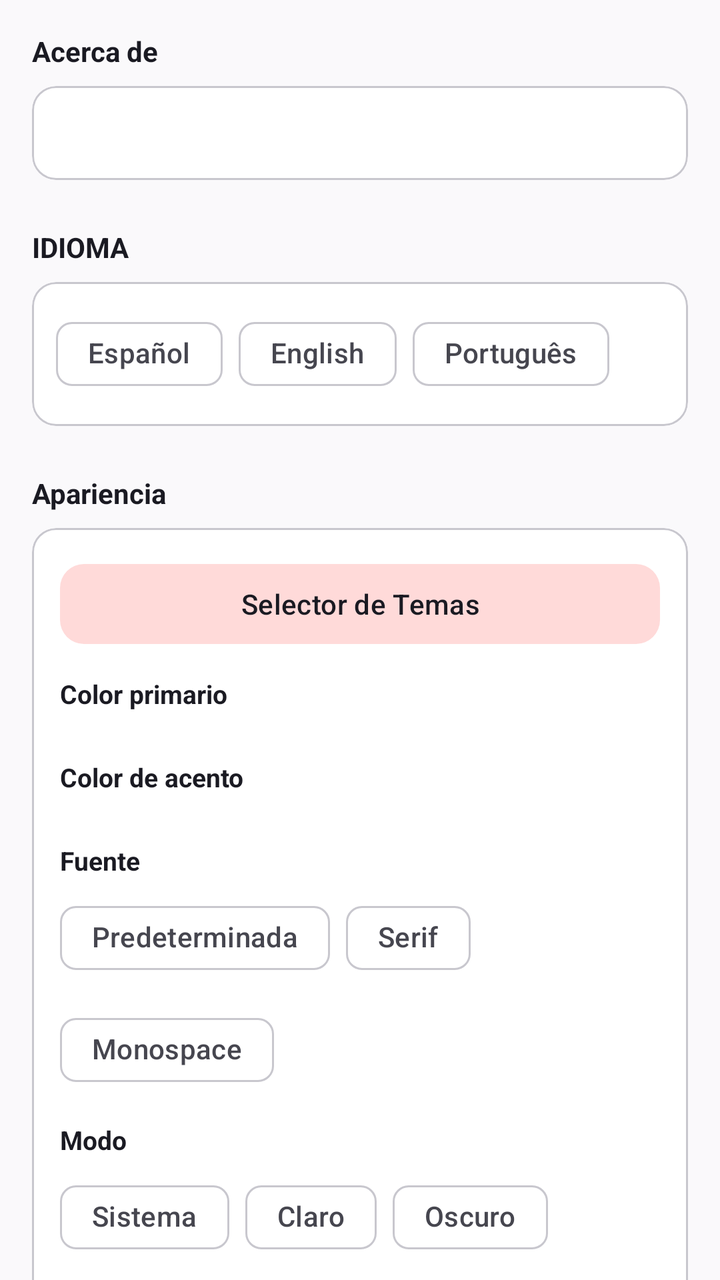
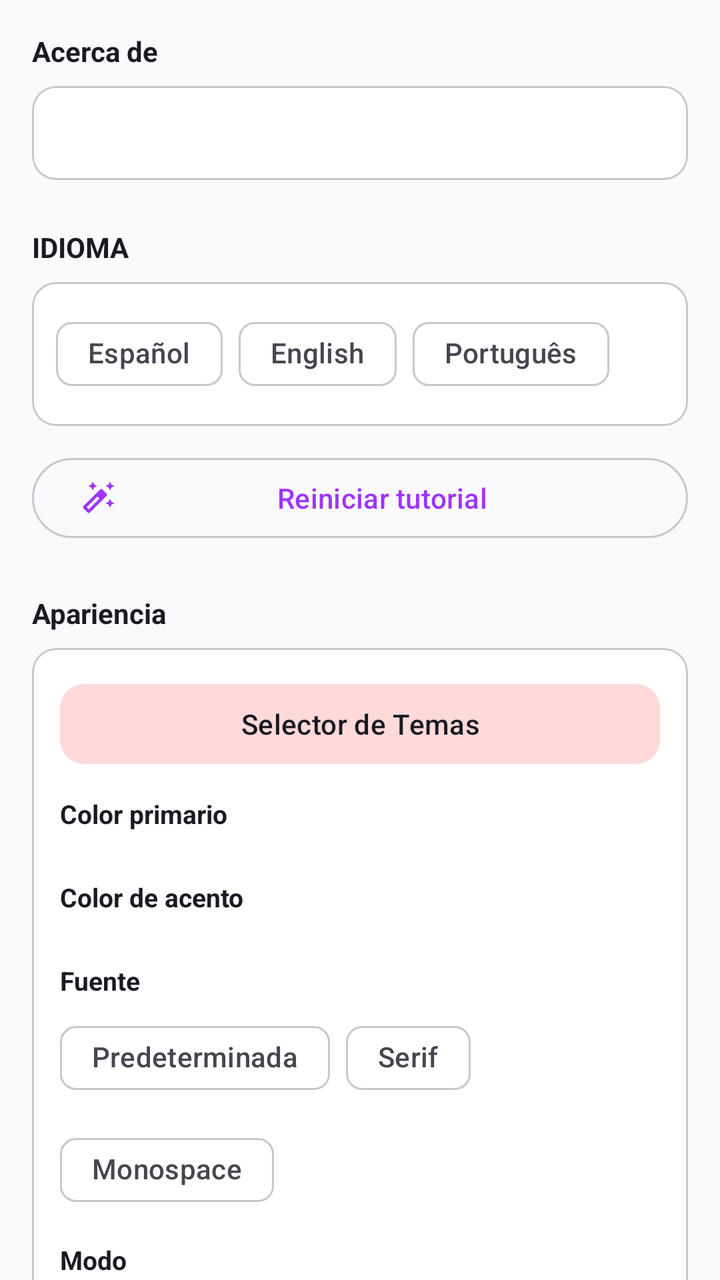

Compare the two renders of this Android layout. The source of the first and the diff that turns it into the second are given below.
<!-- AndroidManifest.xml: application theme Theme.MusicDownloader -->
<!-- res/layout/fragment_settings.xml -->
<?xml version="1.0" encoding="utf-8"?>
<androidx.core.widget.NestedScrollView xmlns:android="http://schemas.android.com/apk/res/android"
    xmlns:app="http://schemas.android.com/apk/res-auto"
    android:layout_width="match_parent"
    android:layout_height="match_parent"
    android:background="@color/background"
    android:padding="16dp"
    android:clipToPadding="false"
    android:fillViewport="true">

    <LinearLayout
        android:layout_width="match_parent"
        android:layout_height="wrap_content"
        android:orientation="vertical"
        android:paddingBottom="32dp">

        
        <TextView
            android:layout_width="match_parent"
            android:layout_height="wrap_content"
            android:text="@string/settings_section_about"
            android:textColor="@color/on_surface"
            android:textSize="14sp"
            android:textStyle="bold"
            android:layout_marginBottom="8dp" />

        <com.google.android.material.card.MaterialCardView
            android:layout_width="match_parent"
            android:layout_height="wrap_content"
            app:cardBackgroundColor="@color/surface"
            app:cardCornerRadius="12dp"
            app:cardElevation="0dp"
            app:strokeColor="@color/outline"
            app:strokeWidth="1dp">

            <TextView
                android:id="@+id/tv_about_version"
                android:layout_width="match_parent"
                android:layout_height="wrap_content"
                android:padding="14dp"
                android:textColor="@color/on_surface"
                android:textSize="14sp" />

        </com.google.android.material.card.MaterialCardView>

        
        <TextView
            android:layout_width="match_parent"
            android:layout_height="wrap_content"
            android:layout_marginTop="24dp"
            android:text="@string/settings_section_language"
            android:textColor="@color/on_surface"
            android:textSize="14sp"
            android:textStyle="bold"
            android:layout_marginBottom="8dp" />

        <com.google.android.material.card.MaterialCardView
            android:layout_width="match_parent"
            android:layout_height="wrap_content"
            app:cardBackgroundColor="@color/surface"
            app:cardCornerRadius="12dp"
            app:cardElevation="0dp"
            app:strokeColor="@color/outline"
            app:strokeWidth="1dp">

            <com.google.android.material.chip.ChipGroup
                android:id="@+id/chip_group_language"
                android:layout_width="match_parent"
                android:layout_height="wrap_content"
                android:padding="12dp"
                app:singleSelection="true"
                app:selectionRequired="true">

                <com.google.android.material.chip.Chip
                    android:id="@+id/chip_lang_es"
                    style="@style/Widget.Material3.Chip.Filter"
                    android:layout_width="wrap_content"
                    android:layout_height="wrap_content"
                    android:text="Español" />

                <com.google.android.material.chip.Chip
                    android:id="@+id/chip_lang_en"
                    style="@style/Widget.Material3.Chip.Filter"
                    android:layout_width="wrap_content"
                    android:layout_height="wrap_content"
                    android:text="English" />

                <com.google.android.material.chip.Chip
                    android:id="@+id/chip_lang_pt"
                    style="@style/Widget.Material3.Chip.Filter"
                    android:layout_width="wrap_content"
                    android:layout_height="wrap_content"
                    android:text="Português" />

            </com.google.android.material.chip.ChipGroup>

        </com.google.android.material.card.MaterialCardView>

        
        <TextView
            android:layout_width="match_parent"
            android:layout_height="wrap_content"
            android:layout_marginTop="24dp"
            android:text="@string/settings_section_appearance"
            android:textColor="@color/on_surface"
            android:textSize="14sp"
            android:textStyle="bold"
            android:layout_marginBottom="8dp" />

        <com.google.android.material.card.MaterialCardView
            android:layout_width="match_parent"
            android:layout_height="wrap_content"
            app:cardBackgroundColor="@color/surface"
            app:cardCornerRadius="12dp"
            app:cardElevation="0dp"
            app:strokeColor="@color/outline"
            app:strokeWidth="1dp">

            <LinearLayout
                android:layout_width="match_parent"
                android:layout_height="wrap_content"
                android:orientation="vertical"
                android:padding="14dp">

                
                <com.google.android.material.button.MaterialButton
                    android:id="@+id/btn_select_theme"
                    style="@style/Widget.Material3.Button.TonalButton"
                    android:layout_width="match_parent"
                    android:layout_height="wrap_content"
                    android:text="@string/select_theme_button"
                    android:textColor="@color/on_surface"
                    app:cornerRadius="12dp"
                    android:layout_marginBottom="12dp" />

                
                <TextView
                    android:layout_width="match_parent"
                    android:layout_height="wrap_content"
                    android:text="@string/settings_primary_color"
                    android:textColor="@color/on_surface"
                    android:textSize="13sp"
                    android:textStyle="bold" />

                <androidx.recyclerview.widget.RecyclerView
                    android:id="@+id/rv_primary_colors"
                    android:layout_width="match_parent"
                    android:layout_height="wrap_content"
                    android:layout_marginTop="8dp"
                    android:clipToPadding="false"
                    android:nestedScrollingEnabled="false"
                    android:overScrollMode="never"
                    android:scrollbars="none" />

                
                <TextView
                    android:layout_width="match_parent"
                    android:layout_height="wrap_content"
                    android:layout_marginTop="16dp"
                    android:text="@string/settings_accent_color"
                    android:textColor="@color/on_surface"
                    android:textSize="13sp"
                    android:textStyle="bold" />

                <androidx.recyclerview.widget.RecyclerView
                    android:id="@+id/rv_accent_colors"
                    android:layout_width="match_parent"
                    android:layout_height="wrap_content"
                    android:layout_marginTop="8dp"
                    android:clipToPadding="false"
                    android:nestedScrollingEnabled="false"
                    android:overScrollMode="never"
                    android:scrollbars="none" />

                
                <TextView
                    android:layout_width="match_parent"
                    android:layout_height="wrap_content"
                    android:layout_marginTop="16dp"
                    android:text="@string/settings_font"
                    android:textColor="@color/on_surface"
                    android:textSize="13sp"
                    android:textStyle="bold" />

                <com.google.android.material.chip.ChipGroup
                    android:id="@+id/chip_group_font"
                    android:layout_width="match_parent"
                    android:layout_height="wrap_content"
                    android:layout_marginTop="6dp"
                    app:singleSelection="true"
                    app:selectionRequired="true">

                    <com.google.android.material.chip.Chip
                        android:id="@+id/chip_font_default"
                        style="@style/Widget.Material3.Chip.Filter"
                        android:layout_width="wrap_content"
                        android:layout_height="wrap_content"
                        android:text="@string/settings_font_default" />

                    <com.google.android.material.chip.Chip
                        android:id="@+id/chip_font_serif"
                        style="@style/Widget.Material3.Chip.Filter"
                        android:layout_width="wrap_content"
                        android:layout_height="wrap_content"
                        android:text="@string/settings_font_serif" />

                    <com.google.android.material.chip.Chip
                        android:id="@+id/chip_font_monospace"
                        style="@style/Widget.Material3.Chip.Filter"
                        android:layout_width="wrap_content"
                        android:layout_height="wrap_content"
                        android:text="@string/settings_font_monospace" />

                </com.google.android.material.chip.ChipGroup>

                
                <TextView
                    android:layout_width="match_parent"
                    android:layout_height="wrap_content"
                    android:layout_marginTop="12dp"
                    android:text="@string/settings_night_mode"
                    android:textColor="@color/on_surface"
                    android:textSize="13sp"
                    android:textStyle="bold" />

                <com.google.android.material.chip.ChipGroup
                    android:id="@+id/chip_group_night"
                    android:layout_width="match_parent"
                    android:layout_height="wrap_content"
                    android:layout_marginTop="6dp"
                    app:singleSelection="true"
                    app:selectionRequired="true">

                    <com.google.android.material.chip.Chip
                        android:id="@+id/chip_night_system"
                        style="@style/Widget.Material3.Chip.Filter"
                        android:layout_width="wrap_content"
                        android:layout_height="wrap_content"
                        android:text="@string/settings_night_system" />

                    <com.google.android.material.chip.Chip
                        android:id="@+id/chip_night_light"
                        style="@style/Widget.Material3.Chip.Filter"
                        android:layout_width="wrap_content"
                        android:layout_height="wrap_content"
                        android:text="@string/settings_night_light" />

                    <com.google.android.material.chip.Chip
                        android:id="@+id/chip_night_dark"
                        style="@style/Widget.Material3.Chip.Filter"
                        android:layout_width="wrap_content"
                        android:layout_height="wrap_content"
                        android:text="@string/settings_night_dark" />

                </com.google.android.material.chip.ChipGroup>

                
                <TextView
                    android:layout_width="match_parent"
                    android:layout_height="wrap_content"
                    android:layout_marginTop="12dp"
                    android:text="@string/settings_gradient"
                    android:textColor="@color/on_surface"
                    android:textSize="13sp"
                    android:textStyle="bold" />

                <com.google.android.material.chip.ChipGroup
                    android:id="@+id/chip_group_gradient"
                    android:layout_width="match_parent"
                    android:layout_height="wrap_content"
                    android:layout_marginTop="6dp"
                    app:singleSelection="true"
                    app:selectionRequired="true">

                    <com.google.android.material.chip.Chip
                        android:id="@+id/chip_gradient_auto"
                        style="@style/Widget.Material3.Chip.Filter"
                        android:layout_width="wrap_content"
                        android:layout_height="wrap_content"
                        android:text="@string/settings_gradient_auto" />

                    <com.google.android.material.chip.Chip
                        android:id="@+id/chip_gradient_static"
                        style="@style/Widget.Material3.Chip.Filter"
                        android:layout_width="wrap_content"
                        android:layout_height="wrap_content"
                        android:text="@string/settings_gradient_static" />

                    <com.google.android.material.chip.Chip
                        android:id="@+id/chip_gradient_primary"
                        style="@style/Widget.Material3.Chip.Filter"
                        android:layout_width="wrap_content"
                        android:layout_height="wrap_content"
                        android:text="@string/settings_gradient_primary" />

                    <com.google.android.material.chip.Chip
                        android:id="@+id/chip_gradient_dark"
                        style="@style/Widget.Material3.Chip.Filter"
                        android:layout_width="wrap_content"
                        android:layout_height="wrap_content"
                        android:text="@string/settings_gradient_dark" />

                </com.google.android.material.chip.ChipGroup>

            </LinearLayout>
        </com.google.android.material.card.MaterialCardView>

        
        <TextView
            android:layout_width="match_parent"
            android:layout_height="wrap_content"
            android:layout_marginTop="24dp"
            android:text="@string/settings_section_player"
            android:textColor="@color/on_surface"
            android:textSize="14sp"
            android:textStyle="bold"
            android:layout_marginBottom="8dp" />

        <com.google.android.material.card.MaterialCardView
            android:layout_width="match_parent"
            android:layout_height="wrap_content"
            app:cardBackgroundColor="@color/surface"
            app:cardCornerRadius="12dp"
            app:cardElevation="0dp"
            app:strokeColor="@color/outline"
            app:strokeWidth="1dp">

            <LinearLayout
                android:layout_width="match_parent"
                android:layout_height="wrap_content"
                android:orientation="vertical"
                android:padding="14dp">

                
                <TextView
                    android:layout_width="match_parent"
                    android:layout_height="wrap_content"
                    android:text="@string/settings_player_layout"
                    android:textColor="@color/on_surface"
                    android:textSize="13sp"
                    android:textStyle="bold" />

                <com.google.android.material.chip.ChipGroup
                    android:id="@+id/chip_group_player_layout"
                    android:layout_width="match_parent"
                    android:layout_height="wrap_content"
                    android:layout_marginTop="6dp"
                    app:singleSelection="true"
                    app:selectionRequired="true">

                    <com.google.android.material.chip.Chip
                        android:id="@+id/chip_layout_classic"
                        style="@style/Widget.Material3.Chip.Filter"
                        android:layout_width="wrap_content"
                        android:layout_height="wrap_content"
                        android:text="@string/settings_player_layout_classic" />

                    <com.google.android.material.chip.Chip
                        android:id="@+id/chip_layout_compact"
                        style="@style/Widget.Material3.Chip.Filter"
                        android:layout_width="wrap_content"
                        android:layout_height="wrap_content"
                        android:text="@string/settings_player_layout_compact" />

                    <com.google.android.material.chip.Chip
                        android:id="@+id/chip_layout_vinyl"
                        style="@style/Widget.Material3.Chip.Filter"
                        android:layout_width="wrap_content"
                        android:layout_height="wrap_content"
                        android:text="@string/settings_player_layout_vinyl" />

                </com.google.android.material.chip.ChipGroup>

                
                <TextView
                    android:layout_width="match_parent"
                    android:layout_height="wrap_content"
                    android:layout_marginTop="12dp"
                    android:text="@string/settings_icon_pack"
                    android:textColor="@color/on_surface"
                    android:textSize="13sp"
                    android:textStyle="bold" />

                <com.google.android.material.chip.ChipGroup
                    android:id="@+id/chip_group_icon_pack"
                    android:layout_width="match_parent"
                    android:layout_height="wrap_content"
                    android:layout_marginTop="6dp"
                    app:singleSelection="true"
                    app:selectionRequired="true">

                    <com.google.android.material.chip.Chip
                        android:id="@+id/chip_icon_material"
                        style="@style/Widget.Material3.Chip.Filter"
                        android:layout_width="wrap_content"
                        android:layout_height="wrap_content"
                        android:text="@string/settings_icon_pack_default" />

                    <com.google.android.material.chip.Chip
                        android:id="@+id/chip_icon_outline"
                        style="@style/Widget.Material3.Chip.Filter"
                        android:layout_width="wrap_content"
                        android:layout_height="wrap_content"
                        android:text="@string/settings_icon_pack_outline" />

                    <com.google.android.material.chip.Chip
                        android:id="@+id/chip_icon_filled"
                        style="@style/Widget.Material3.Chip.Filter"
                        android:layout_width="wrap_content"
                        android:layout_height="wrap_content"
                        android:text="@string/settings_icon_pack_filled" />

                    <com.google.android.material.chip.Chip
                        android:id="@+id/chip_icon_minimal"
                        style="@style/Widget.Material3.Chip.Filter"
                        android:layout_width="wrap_content"
                        android:layout_height="wrap_content"
                        android:text="@string/settings_icon_pack_mainstage" />

                    <com.google.android.material.chip.Chip
                        android:id="@+id/chip_icon_bold"
                        style="@style/Widget.Material3.Chip.Filter"
                        android:layout_width="wrap_content"
                        android:layout_height="wrap_content"
                        android:text="@string/settings_icon_pack_darknova" />

                    <com.google.android.material.chip.Chip
                        android:id="@+id/chip_icon_neon"
                        style="@style/Widget.Material3.Chip.Filter"
                        android:layout_width="wrap_content"
                        android:layout_height="wrap_content"
                        android:text="@string/settings_icon_pack_mononoki" />

                    <com.google.android.material.chip.Chip
                        android:id="@+id/chip_icon_boowop"
                        style="@style/Widget.Material3.Chip.Filter"
                        android:layout_width="wrap_content"
                        android:layout_height="wrap_content"
                        android:text="@string/settings_icon_pack_boowop" />

                </com.google.android.material.chip.ChipGroup>

            </LinearLayout>
        </com.google.android.material.card.MaterialCardView>

        
        <TextView
            android:layout_width="match_parent"
            android:layout_height="wrap_content"
            android:layout_marginTop="24dp"
            android:text="@string/settings_section_downloads"
            android:textColor="@color/on_surface"
            android:textSize="14sp"
            android:textStyle="bold"
            android:layout_marginBottom="8dp" />

        <com.google.android.material.card.MaterialCardView
            android:layout_width="match_parent"
            android:layout_height="wrap_content"
            app:cardBackgroundColor="@color/surface"
            app:cardCornerRadius="12dp"
            app:cardElevation="0dp"
            app:strokeColor="@color/outline"
            app:strokeWidth="1dp">

            <LinearLayout
                android:layout_width="match_parent"
                android:layout_height="wrap_content"
                android:orientation="vertical"
                android:padding="14dp">

                <TextView
                    android:layout_width="wrap_content"
                    android:layout_height="wrap_content"
                    android:text="@string/folder_pattern_tokens_title"
                    android:textColor="@color/on_surface"
                    android:textSize="13sp"
                    android:textStyle="bold" />

                <androidx.recyclerview.widget.RecyclerView
                    android:id="@+id/rv_token_bank"
                    android:layout_width="match_parent"
                    android:layout_height="wrap_content"
                    android:layout_marginTop="10dp"
                    android:clipToPadding="false"
                    android:nestedScrollingEnabled="false"
                    android:overScrollMode="never"
                    android:paddingStart="2dp"
                    android:paddingEnd="2dp"
                    android:scrollbars="none" />

                <TextView
                    android:layout_width="wrap_content"
                    android:layout_height="wrap_content"
                    android:layout_marginTop="14dp"
                    android:text="@string/folder_pattern_builder_title"
                    android:textColor="@color/on_surface"
                    android:textSize="13sp"
                    android:textStyle="bold" />

                <com.google.android.material.card.MaterialCardView
                    android:id="@+id/card_pattern_drop"
                    android:layout_width="match_parent"
                    android:layout_height="wrap_content"
                    android:layout_marginTop="8dp"
                    app:cardBackgroundColor="@color/cards"
                    app:cardCornerRadius="10dp"
                    app:cardElevation="0dp"
                    app:strokeColor="@color/outline"
                    app:strokeWidth="1dp">

                    <LinearLayout
                        android:layout_width="match_parent"
                        android:layout_height="wrap_content"
                        android:orientation="vertical"
                        android:padding="10dp">

                        <TextView
                            android:id="@+id/tv_builder_hint"
                            android:layout_width="match_parent"
                            android:layout_height="wrap_content"
                            android:text="@string/folder_pattern_builder_hint"
                            android:textColor="@color/text_secondary"
                            android:textSize="12sp" />

                        <androidx.recyclerview.widget.RecyclerView
                            android:id="@+id/rv_pattern_builder"
                            android:layout_width="match_parent"
                            android:layout_height="wrap_content"
                            android:layout_marginTop="8dp"
                            android:clipToPadding="false"
                            android:nestedScrollingEnabled="false"
                            android:overScrollMode="never"
                            android:scrollbars="none" />

                    </LinearLayout>

                </com.google.android.material.card.MaterialCardView>

                <TextView
                    android:layout_width="wrap_content"
                    android:layout_height="wrap_content"
                    android:layout_marginTop="12dp"
                    android:text="@string/folder_pattern_placeholder_title"
                    android:textColor="@color/on_surface"
                    android:textSize="13sp"
                    android:textStyle="bold" />

                <com.google.android.material.card.MaterialCardView
                    android:layout_width="match_parent"
                    android:layout_height="wrap_content"
                    android:layout_marginTop="6dp"
                    app:cardBackgroundColor="@color/cards"
                    app:cardCornerRadius="10dp"
                    app:cardElevation="0dp"
                    app:strokeColor="@color/outline"
                    app:strokeWidth="1dp">

                    <TextView
                        android:id="@+id/tv_preview"
                        android:layout_width="match_parent"
                        android:layout_height="wrap_content"
                        android:fontFamily="monospace"
                        android:padding="12dp"
                        android:textColor="@color/text_secondary"
                        android:textSize="12sp" />

                </com.google.android.material.card.MaterialCardView>

                <TextView
                    android:layout_width="match_parent"
                    android:layout_height="wrap_content"
                    android:layout_marginTop="10dp"
                    android:text="@string/folder_pattern_placeholders"
                    android:textColor="@color/text_secondary"
                    android:textSize="12sp" />

                <LinearLayout
                    android:layout_width="match_parent"
                    android:layout_height="wrap_content"
                    android:layout_marginTop="14dp"
                    android:orientation="horizontal">

                    <com.google.android.material.button.MaterialButton
                        android:id="@+id/btn_reset"
                        style="@style/Widget.Material3.Button.TextButton"
                        android:layout_width="0dp"
                        android:layout_height="wrap_content"
                        android:layout_weight="1"
                        android:text="@string/folder_pattern_reset"
                        android:textColor="@color/text_secondary" />

                    <com.google.android.material.button.MaterialButton
                        android:id="@+id/btn_save"
                        android:layout_width="0dp"
                        android:layout_height="wrap_content"
                        android:layout_marginStart="12dp"
                        android:layout_weight="1"
                        android:text="@string/folder_pattern_save"
                        app:cornerRadius="12dp" />

                </LinearLayout>

            </LinearLayout>
        </com.google.android.material.card.MaterialCardView>

    </LinearLayout>
</androidx.core.widget.NestedScrollView>
<!-- resources referenced by this layout -->
<resources>
  <color name="background">#FAF9FB</color>
  <color name="cards">#F3F2F7</color>
  <color name="on_surface">#1A1A22</color>
  <color name="outline">#C8C7CE</color>
  <color name="surface">#FFFFFF</color>
  <color name="text_secondary">#5F5F6E</color>
  <string name="folder_pattern_builder_title">Tu patrón</string>
  <string name="folder_pattern_placeholder_title">Vista previa</string>
  <string name="folder_pattern_reset">Restablecer</string>
  <string name="folder_pattern_save">Guardar</string>
  <string name="select_theme_button">Selector de Temas</string>
  <string name="settings_accent_color">Color de acento</string>
  <string name="settings_font">Fuente</string>
  <string name="settings_font_default">Predeterminada</string>
  <string name="settings_font_monospace">Monospace</string>
  <string name="settings_font_serif">Serif</string>
  <string name="settings_gradient">Gradiente del reproductor</string>
  <string name="settings_gradient_auto">Automático</string>
  <string name="settings_gradient_dark">Oscuro</string>
  <string name="settings_gradient_primary">Primario</string>
  <string name="settings_gradient_static">Púrpura</string>
  <string name="settings_icon_pack">Pack de iconos</string>
  <string name="settings_icon_pack_boowop">BooWop</string>
  <string name="settings_icon_pack_darknova">DarkNova</string>
  <string name="settings_icon_pack_default">Material</string>
  <string name="settings_icon_pack_filled">Filled</string>
  <string name="settings_icon_pack_mainstage">Mainstage</string>
  <string name="settings_icon_pack_mononoki">Mononoki</string>
  <string name="settings_icon_pack_outline">Outline</string>
  <string name="settings_night_dark">Oscuro</string>
  <string name="settings_night_light">Claro</string>
  <string name="settings_night_mode">Modo</string>
  <string name="settings_night_system">Sistema</string>
  <string name="settings_player_layout">Estilo del reproductor</string>
  <string name="settings_player_layout_classic">Clásico</string>
  <string name="settings_player_layout_compact">Compacto</string>
  <string name="settings_player_layout_vinyl">Vinilo</string>
  <string name="settings_primary_color">Color primario</string>
  <string name="settings_section_about">Acerca de</string>
  <string name="settings_section_appearance">Apariencia</string>
  <string name="settings_section_downloads">Descargas</string>
  <string name="settings_section_language">IDIOMA</string>
  <string name="settings_section_player">Reproductor</string>
  <color name="primary">#9D35FF</color>
  <color name="on_primary">#FFFFFF</color>
  <color name="primary_container">#EADDFF</color>
  <color name="on_primary_container">#21005E</color>
  <color name="secondary">#FF304F</color>
  <color name="on_secondary">#FFFFFF</color>
  <color name="secondary_container">#FFDAD9</color>
  <color name="on_secondary_container">#410008</color>
  <color name="surface_variant">#E4E3EA</color>
  <color name="on_surface_variant">#46464F</color>
  <color name="surface_low">#F0EFF5</color>
  <color name="surface_high">#E8E7ED</color>
  <!-- unchanged entries left out for length: 4 -->
</resources>

<!-- the commit's change to res/layout/fragment_settings.xml (unified diff, before → after) -->
@@ -96,6 +96,16 @@
 
         </com.google.android.material.card.MaterialCardView>
 
+        <com.google.android.material.button.MaterialButton
+            android:id="@+id/btn_reset_tutorial"
+            style="@style/Widget.Material3.Button.OutlinedButton"
+            android:layout_width="match_parent"
+            android:layout_height="wrap_content"
+            android:layout_marginTop="12dp"
+            android:text="@string/reset_tutorial"
+            app:icon="@drawable/ic_auto_fix_high"
+            app:iconTint="@color/primary" />
+
         
         <TextView
             android:layout_width="match_parent"
<!-- resource entries referenced after the edit -->
@@ -6,10 +6,21 @@
   <color name="outline">#C8C7CE</color>
   <color name="surface">#FFFFFF</color>
   <color name="text_secondary">#5F5F6E</color>
+  <!-- drawable ic_auto_fix_high (drawable) -->
+  <vector xmlns:android="http://schemas.android.com/apk/res/android"
+      android:width="24dp"
+      android:height="24dp"
+      android:viewportWidth="24"
+      android:viewportHeight="24">
+      <path
+          android:fillColor="#FFFFFF"
+          android:pathData="m 20 7 l -0.95 -2.05 L 17 4 l 2.05 -0.95 L 20 1 l 0.95 2.05 L 23 4 l -2.05 0.95 Z M 8.5 7 l -0.95 -2.05 L 5.5 4 l 2.05 -0.95 L 8.5 1 l 0.95 2.05 L 11.5 4 l -2.05 0.95 Z M 20 18.5 l -0.95 -2.05 L 17 15.5 l 2.05 -0.95 l 0.95 -2.05 l 0.95 2.05 l 2.05 0.95 l -2.05 0.95 Z M 5.1 21.7 l -2.8 -2.8 q -0.3 -0.3 -0.3 -0.725 t 0.3 -0.725 L 13.45 6.3 q 0.3 -0.3 0.725 -0.3 t 0.725 0.3 l 2.8 2.8 q 0.3 0.3 0.3 0.725 t -0.3 0.725 L 6.55 21.7 q -0.3 0.3 -0.725 0.3 t -0.725 -0.3 Z m 0.75 -2.1 L 13 12.4 L 11.6 11 l -7.2 7.15 Z" />
+  </vector>
   <string name="folder_pattern_builder_title">Tu patrón</string>
   <string name="folder_pattern_placeholder_title">Vista previa</string>
   <string name="folder_pattern_reset">Restablecer</string>
   <string name="folder_pattern_save">Guardar</string>
+  <string name="reset_tutorial">Reiniciar tutorial</string>
   <string name="select_theme_button">Selector de Temas</string>
   <string name="settings_accent_color">Color de acento</string>
   <string name="settings_font">Fuente</string>
